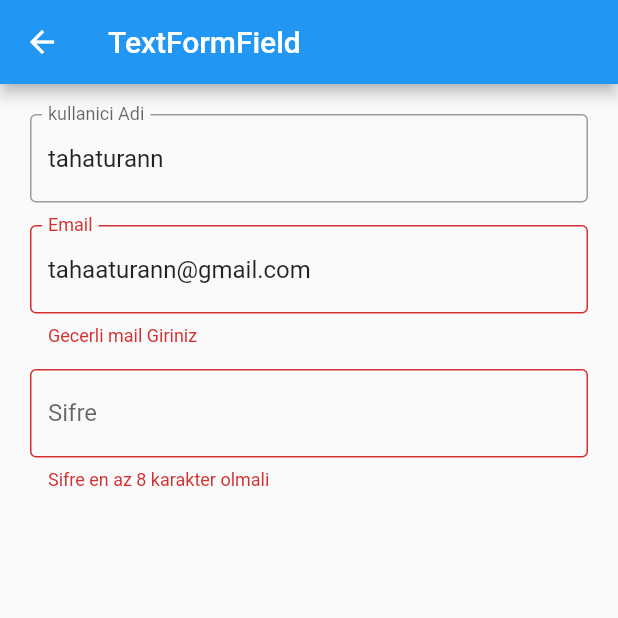
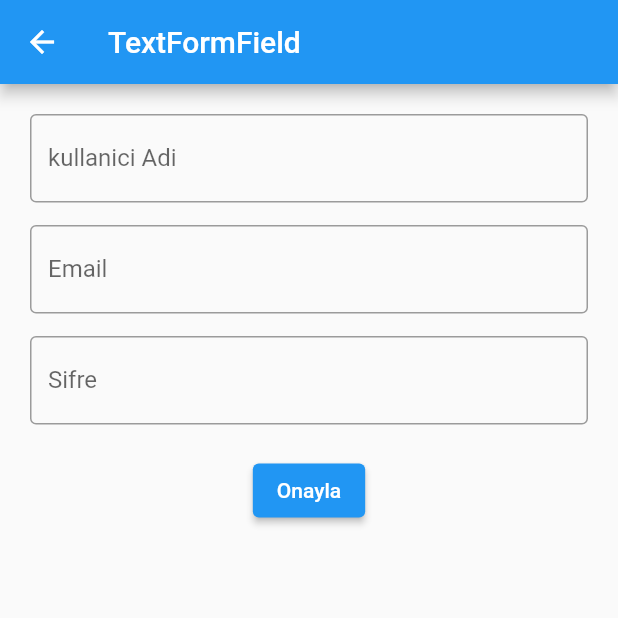
Before and after one commit to tahaturan/flutter_input_widgets, a Flutter app: the TextFormFieldKullanimi screen opened directly, on a phone screen of 412 x 824 dp, the top half of it. Run offline on Flutter 3.47's test engine with Material 2 defaults, Android fonts, the light colour scheme and no system bars; our stand-ins replace email_validator.

Commit message:
TextFormField Kullanimi

```diff
--- a/lib/views/text_form_field_kullanimi.dart
+++ b/lib/views/text_form_field_kullanimi.dart
@@ -9,6 +9,10 @@ class TextFormFieldKullanimi extends StatefulWidget {
 }
 
 class _TextFormFieldKullanimiState extends State<TextFormFieldKullanimi> {
+  String _email = "";
+  String _kullaniciAdi = "";
+  String _sifre = "";
+  final _formkey = GlobalKey<FormState>();
   @override
   Widget build(BuildContext context) {
     return Scaffold(
@@ -19,11 +23,12 @@ class _TextFormFieldKullanimiState extends State<TextFormFieldKullanimi> {
         child: Padding(
           padding: const EdgeInsets.all(20.0),
           child: Form(
-            autovalidateMode: AutovalidateMode.always,
+            key: _formkey,
+            autovalidateMode: AutovalidateMode.onUserInteraction,
             child: Column(
               children: [
                 TextFormField(
-                  initialValue: "tahaturann", //*direk icinde yazili halde gelir
+                  //initialValue: "tahaturann", //*direk icinde yazili halde gelir
                   decoration: const InputDecoration(
                     labelText: "kullanici Adi",
                     hintText: "Kullanici Adi",
@@ -31,16 +36,21 @@ class _TextFormFieldKullanimiState extends State<TextFormFieldKullanimi> {
                     //errorStyle: TextStyle(color: Colors.green),
                   ),
                   validator: (String? deger) {
-                    if (deger!.length < 4) {
+                    if (deger!.isEmpty) {
+                      return "Kullanici Adi Bos olamaz";
+                    } else if (deger.length < 4) {
                       return "Kullanici Adi en az 4 karakter olmali";
                     }
                     return null;
                     //* girdigimiz kullanici adi 4 karakterden kucukse bize bir hata mesaji verecek ama 4 karakterden buyukse bir hata mesaji vermeden devam edecek
                   },
+                  onSaved: (String? deger) {
+                    _kullaniciAdi = deger!;
+                  },
                 ),
                 const SizedBox(height: 15),
                 TextFormField(
-                  initialValue: "tahaaturann@gmail.com",
+                  //initialValue: "tahaaturann@gmail.com",
                   keyboardType: TextInputType.emailAddress,
                   decoration: const InputDecoration(
                     labelText: "Email",
@@ -49,10 +59,13 @@ class _TextFormFieldKullanimiState extends State<TextFormFieldKullanimi> {
                     //errorStyle: TextStyle(color: Colors.green),
                   ),
                   validator: (String? deger) {
-                    if (EmailValidator.validate(deger!)) {
+                    if (!EmailValidator.validate(deger!)) {
                       return "Gecerli mail Giriniz";
                     }
                     return null;
+                  },
+                  onSaved: (String? deger) {
+                    _email = deger!;
                   },
                 ),
                 const SizedBox(height: 15),
@@ -72,6 +85,29 @@ class _TextFormFieldKullanimiState extends State<TextFormFieldKullanimi> {
                     }
                     return null;
                   },
+                  onSaved: (String? deger) {
+                    _sifre = deger!;
+                  },
+                ),
+                const SizedBox(height: 20),
+                ElevatedButton(
+                  onPressed: () {
+                    bool validate = _formkey.currentState!.validate();
+                    if (validate) {
+                      _formkey.currentState!.save();
+                      String sonuc =
+                          "Kullanci Adi: $_kullaniciAdi\nSifre: $_sifre\nEmail: $_email";
+                      ScaffoldMessenger.of(context).showSnackBar(
+                        SnackBar(
+                          content: Text(sonuc),
+                        ),
+                      );
+                      _formkey.currentState!.reset();
+                    }
+                  },
+                  child: const Text(
+                    "Onayla",
+                  ),
                 ),
               ],
             ),
```
Also changed, not shown: images/textformfieldkullanimi.gif (added), 1 other file.
